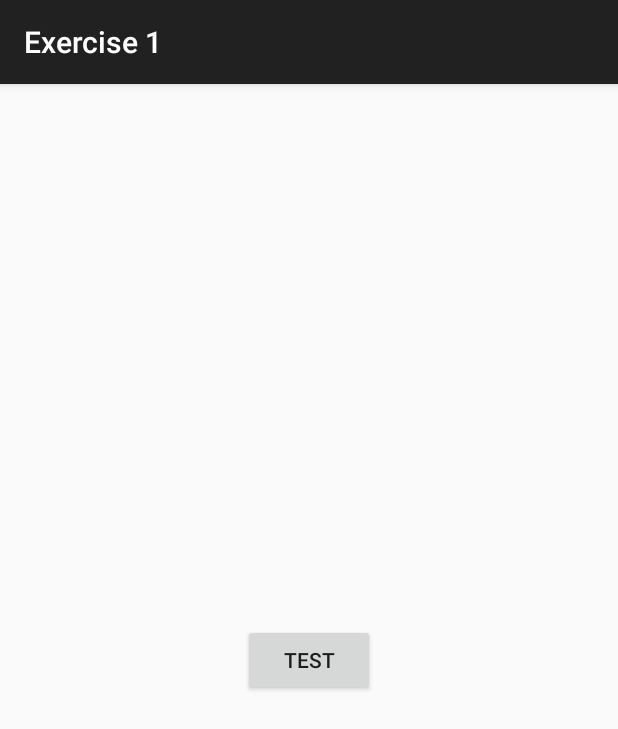
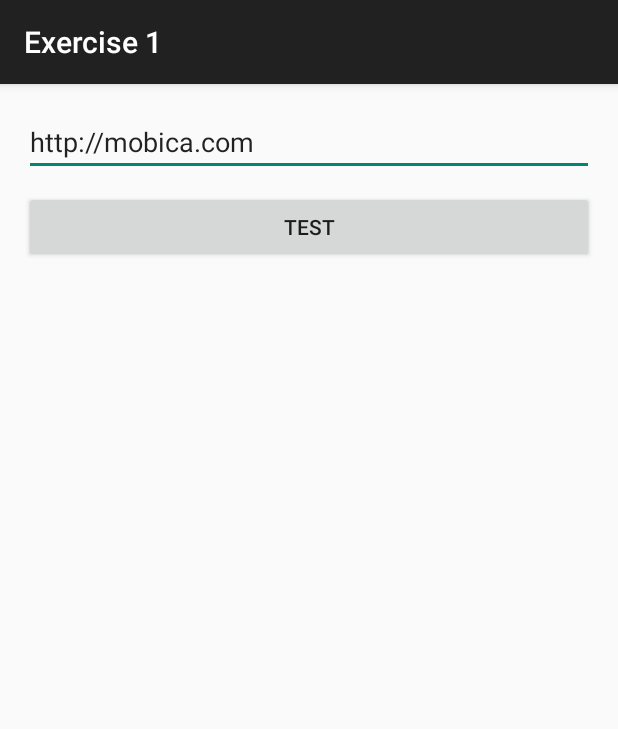
Before and after one commit to spike3008/android-exercises, an Android app: the screen it shows after launch (MainActivity), on a phone screen of 412 x 824 dp. Shown: the top 729 px of the screen. Run offline under Robolectric (Android 15) with nearby library versions, the phone set to English and light mode, and no system bars; our stand-ins replace ButterKnife, Timber; libraries missing offline, so code that uses them is left out: com.loopj.android; 1 statement that could not run was skipped.

Commit message:
EditText added

```diff
--- a/Exercise1/app/src/main/java/com/android/madd/exercise1/MainActivity.java
+++ b/Exercise1/app/src/main/java/com/android/madd/exercise1/MainActivity.java
@@ -3,11 +3,13 @@ package com.android.madd.exercise1;
 import android.content.Context;
 import android.os.Bundle;
 import android.support.v7.app.ActionBarActivity;
+import android.widget.EditText;
 import android.widget.Toast;
 
 import com.loopj.android.http.AsyncHttpClient;
 
 import butterknife.ButterKnife;
+import butterknife.InjectView;
 import butterknife.OnClick;
 import timber.log.Timber;
 
@@ -17,6 +19,8 @@ import timber.log.Timber;
 public class MainActivity extends ActionBarActivity {
 
     private final String MOBICA_URL = "http://mobica.com";
+    @InjectView(R.id.main_editText_url)
+    EditText edtUrl;
 
     @Override
     protected void onCreate(Bundle savedInstanceState) {
@@ -27,12 +31,13 @@ public class MainActivity extends ActionBarActivity {
             Timber.plant(new Timber.DebugTree());
         }
         Timber.tag(this.getClass().getName());
+        edtUrl.setText(MOBICA_URL);
     }
 
     @OnClick(R.id.btn_test)
     public void onButtonClicked() {
         AsyncHttpClient client = new AsyncHttpClient();
-        client.get(MOBICA_URL, new MobicaHttpResponseHandler(this));
+        client.get(edtUrl.getText().toString(), new MobicaHttpResponseHandler(this));
     }
 
     /**
--- a/Exercise1/app/src/main/res/layout/activity_main.xml
+++ b/Exercise1/app/src/main/res/layout/activity_main.xml
@@ -5,11 +5,33 @@
     android:paddingTop="@dimen/activity_vertical_margin"
     android:paddingBottom="@dimen/activity_vertical_margin" tools:context=".MainActivity">
 
-    <Button
-        android:layout_width="wrap_content"
-        android:layout_height="wrap_content"
-        android:text="@string/btn_test_label"
-        android:id="@+id/btn_test"
+    <LinearLayout
+        android:orientation="vertical"
+        android:layout_width="fill_parent"
+        android:layout_height="fill_parent"
         android:layout_centerVertical="true"
-        android:layout_centerHorizontal="true" />
+        android:layout_alignParentRight="true"
+        android:layout_alignParentEnd="true"
+        android:weightSum="1">
+
+        <EditText
+            android:layout_width="match_parent"
+            android:layout_height="wrap_content"
+            android:singleLine="true"
+            android:id="@+id/main_editText_url"
+            android:layout_alignParentTop="true"
+            android:layout_alignParentRight="true"
+            android:layout_alignParentEnd="true" />
+
+        <Button
+            android:layout_width="match_parent"
+            android:layout_height="wrap_content"
+            android:text="@string/btn_test_label"
+            android:id="@+id/btn_test"
+            android:layout_alignParentTop="true"
+            android:layout_below="@+id/main_editText_url"
+            android:layout_centerHorizontal="true"
+            android:layout_marginTop="10dp" />
+
+    </LinearLayout>
 </RelativeLayout>
```
